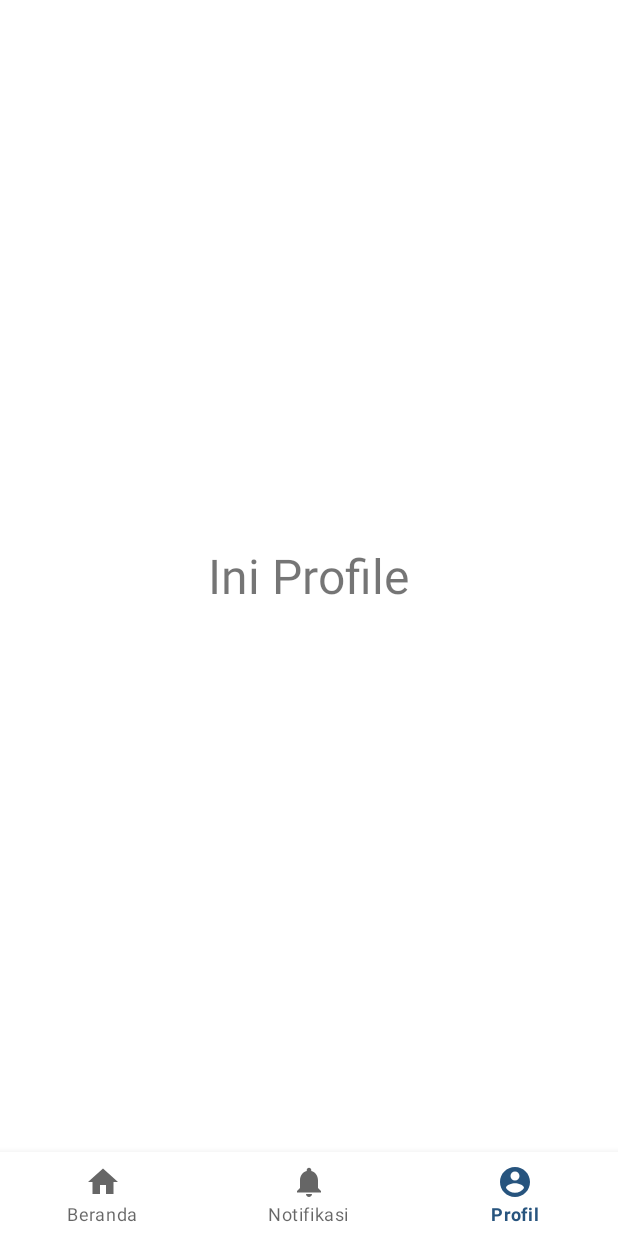
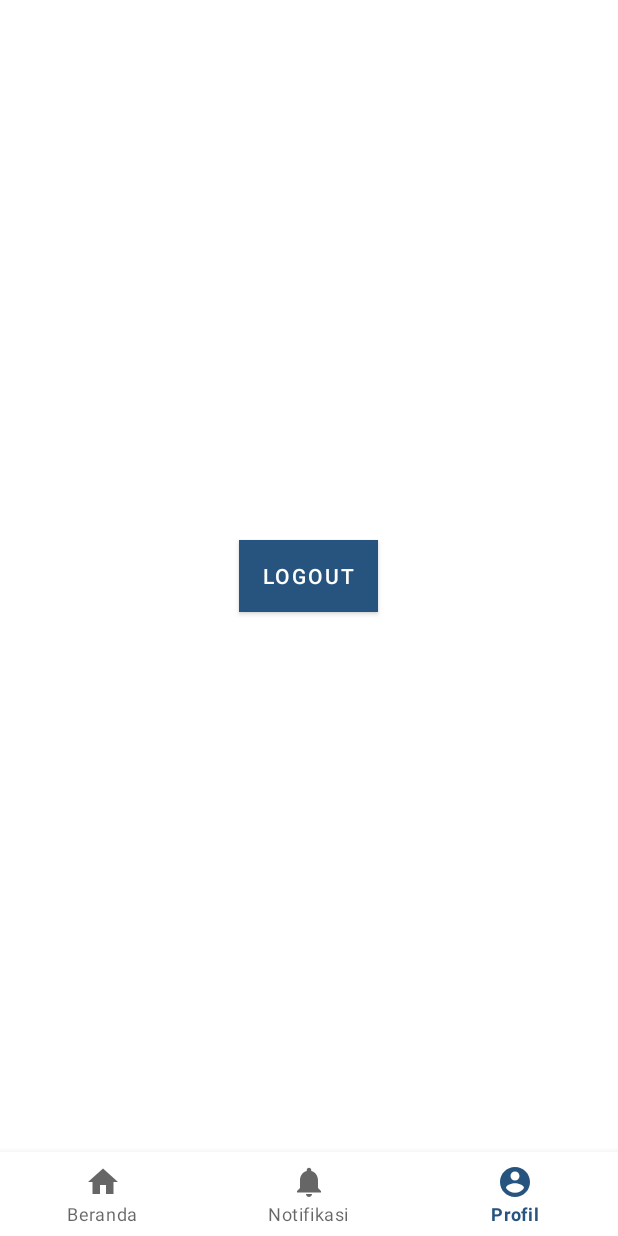
Before and after one commit to MIqbalTaruna/AplikasiBankSampah, an Android app: the MainActivity screen opened directly, with no data from a screen before it, item 3 of the bottom bar chosen, on a phone screen of 412 x 824 dp. Run offline under Robolectric (Android 15) with nearby library versions, the phone set to English and light mode, and no system bars; 1 statement that could not run was skipped.

```diff
--- a/app/build.gradle
+++ b/app/build.gradle
@@ -36,4 +36,7 @@ dependencies {
     testImplementation 'junit:junit:4.13.2'
     androidTestImplementation 'androidx.test.ext:junit:1.1.4'
     androidTestImplementation 'androidx.test.espresso:espresso-core:3.5.0'
+
+    implementation 'com.squareup.retrofit2:retrofit:2.4.0'
+    implementation 'com.squareup.retrofit2:converter-gson:2.4.0'
 }
--- a/app/src/main/java/com/example/aplikasibanksampah/MainActivity.java
+++ b/app/src/main/java/com/example/aplikasibanksampah/MainActivity.java
@@ -1,4 +1,7 @@
 package com.example.aplikasibanksampah;
+
+import static com.example.aplikasibanksampah.Login.EMAIL_KEY;
+import static com.example.aplikasibanksampah.Login.SHARED_PREFS;
 
 import androidx.annotation.NonNull;
 import androidx.appcompat.app.AppCompatActivity;
@@ -16,25 +19,19 @@ import android.view.MenuItem;
 import android.view.View;
 import android.widget.Button;
 
+import com.example.aplikasibanksampah.utility.Server;
 import com.google.android.material.bottomnavigation.BottomNavigationView;
 import com.google.android.material.navigation.NavigationBarView;
 
 public class MainActivity extends AppCompatActivity {
-    // creating constant keys for shared preferences.
-    public static final String SHARED_PREFS = "shared_prefs";
-
-    // key for storing email.
-    public static final String EMAIL_KEY = "email_key";
-
-    // key for storing password.
-    public static final String PASSWORD_KEY = "password_key";
-
     // variable for shared preferences.
     SharedPreferences sharedpreferences;
-    String email, password;
+    String email;
 
     // Bottom Navigation
     BottomNavigationView bottomNavigation;
+
+    // Web Service
 
     @Override
     protected void onCreate(Bundle savedInstanceState) {
@@ -47,13 +44,15 @@ public class MainActivity extends AppCompatActivity {
         // Ambil variable shared preferences
         sharedpreferences = getSharedPreferences(SHARED_PREFS, Context.MODE_PRIVATE);
         email = sharedpreferences.getString(EMAIL_KEY, null);
-        password = sharedpreferences.getString(PASSWORD_KEY, null);
+        Log.d("EMAIL_KEY", "" + email);
 
         // Bottom navigation
         bottomNavigation = findViewById(R.id.bottom_nav);
 
+        // fragment default yaitu home
         getSupportFragmentManager().beginTransaction().replace(R.id.fragment_container, new HomeFragment()).commit();
 
+        // switch case untuk pindah fragment
         bottomNavigation.setOnItemSelectedListener(new NavigationBarView.OnItemSelectedListener() {
             @Override
             public boolean onNavigationItemSelected(@NonNull MenuItem item) {
@@ -83,7 +82,7 @@ public class MainActivity extends AppCompatActivity {
     @Override
     protected void onStart(){
         super.onStart();
-        if(email == null && password == null){
+        if(email == null){
             startActivity(new Intent(MainActivity.this, SplashScreen.class));
             finish();
         }
--- a/app/src/main/java/com/example/aplikasibanksampah/ProfileFragment.java
+++ b/app/src/main/java/com/example/aplikasibanksampah/ProfileFragment.java
@@ -1,12 +1,23 @@
 package com.example.aplikasibanksampah;
 
+import static com.example.aplikasibanksampah.Login.EMAIL_KEY;
+import static com.example.aplikasibanksampah.Login.SHARED_PREFS;
+
+import android.content.Context;
+import android.content.Intent;
+import android.content.SharedPreferences;
 import android.os.Bundle;
 
+import androidx.annotation.NonNull;
+import androidx.annotation.Nullable;
 import androidx.fragment.app.Fragment;
 
 import android.view.LayoutInflater;
 import android.view.View;
 import android.view.ViewGroup;
+import android.widget.Button;
+
+import java.util.Objects;
 
 /**
  * A simple {@link Fragment} subclass.
@@ -14,6 +25,12 @@ import android.view.ViewGroup;
  * create an instance of this fragment.
  */
 public class ProfileFragment extends Fragment {
+
+    // variable for shared preferences.
+    SharedPreferences sharedpreferences;
+    String email;
+
+    Button btn_logout;
 
     // TODO: Rename parameter arguments, choose names that match
     // the fragment initialization parameters, e.g. ARG_ITEM_NUMBER
@@ -53,12 +70,42 @@ public class ProfileFragment extends Fragment {
             mParam1 = getArguments().getString(ARG_PARAM1);
             mParam2 = getArguments().getString(ARG_PARAM2);
         }
+
+
     }
+
 
     @Override
     public View onCreateView(LayoutInflater inflater, ViewGroup container,
                              Bundle savedInstanceState) {
-        // Inflate the layout for this fragment
+
         return inflater.inflate(R.layout.fragment_profile, container, false);
     }
+
+    @Override
+    public void onViewCreated(@NonNull View view, @Nullable Bundle savedInstanceState) {
+        super.onViewCreated(view, savedInstanceState);
+        // Inflate the layout for this fragment
+        // getting the data which is stored in shard preferences
+        sharedpreferences = getActivity().getSharedPreferences(SHARED_PREFS, Context.MODE_PRIVATE);
+
+        // in shared prefs inside the string method
+        // we are passing key value as EMAIL_KEY and
+        // default value is set to null
+        email = sharedpreferences.getString(EMAIL_KEY, null);
+
+        btn_logout = getView().findViewById(R.id.logout_button);
+        btn_logout.setOnClickListener(new View.OnClickListener() {
+            @Override
+            public void onClick(View view) {
+                SharedPreferences.Editor editor = sharedpreferences.edit();
+                editor.clear();
+                editor.apply();
+
+                Intent intent = new Intent(getActivity(), Login.class);
+                startActivity(intent);
+                requireActivity().finish();
+            }
+        });
+    }
 }
--- a/app/src/main/java/com/example/aplikasibanksampah/SignUp.java
+++ b/app/src/main/java/com/example/aplikasibanksampah/SignUp.java
@@ -5,6 +5,7 @@ import androidx.fragment.app.FragmentManager;
 import androidx.fragment.app.FragmentTransaction;
 
 import android.content.Intent;
+import android.content.SharedPreferences;
 import android.os.Bundle;
 import android.view.View;
 import android.widget.TextView;
--- a/app/src/main/res/layout/fragment_profile.xml
+++ b/app/src/main/res/layout/fragment_profile.xml
@@ -6,11 +6,12 @@
     tools:context=".ProfileFragment">
 
     <!-- TODO: Update blank fragment layout -->
-    <TextView
+    <Button
+        android:id="@+id/logout_button"
         android:layout_width="wrap_content"
         android:layout_height="wrap_content"
         android:layout_centerInParent="true"
-        android:textSize="32sp"
-        android:text="Ini Profile" />
+        android:background="@color/green"
+        android:text="LOGOUT"/>
 
 </RelativeLayout>
```
Also changed, not shown: app/src/main/AndroidManifest.xml (+7 -1 lines), app/src/main/java/com/example/aplikasibanksampah/Login.java (+86 -20 lines), app/src/main/java/com/example/aplikasibanksampah/data/User.java (added, +55 -0 lines), app/src/main/java/com/example/aplikasibanksampah/data/controller/Pmob22Api.java (added, +21 -0 lines), app/src/main/java/com/example/aplikasibanksampah/utility/Server.java (added, +9 -0 lines).
